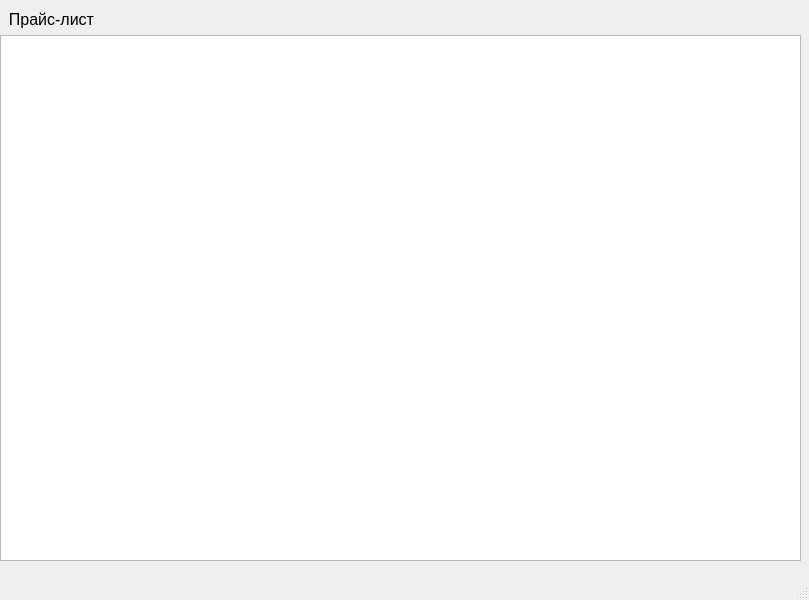
Old version of the form main/main.ui in the repository Tmb60/git_project_1.
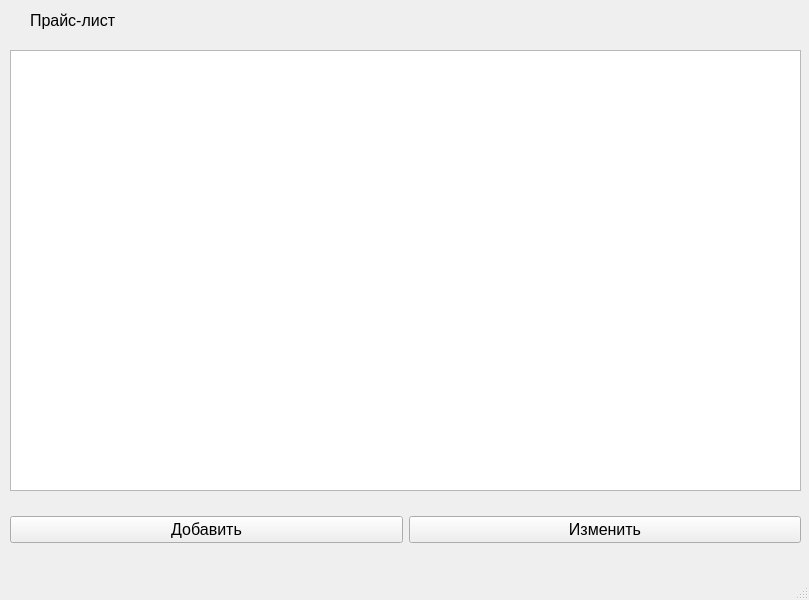
New version of the form.

Diff of the .ui file:
```diff
--- a/main/main.ui
+++ b/main/main.ui
@@ -14,33 +14,70 @@
    <string>MainWindow</string>
   </property>
   <widget class="QWidget" name="central_widget">
-   <widget class="QWidget" name="verticalLayoutWidget">
+   <widget class="QTableWidget" name="table">
     <property name="geometry">
      <rect>
-      <x>0</x>
-      <y>10</y>
-      <width>801</width>
-      <height>551</height>
+      <x>10</x>
+      <y>50</y>
+      <width>791</width>
+      <height>441</height>
      </rect>
     </property>
-    <layout class="QVBoxLayout" name="layout">
+   </widget>
+   <widget class="QWidget" name="horizontalLayoutWidget">
+    <property name="geometry">
+     <rect>
+      <x>10</x>
+      <y>490</y>
+      <width>791</width>
+      <height>80</height>
+     </rect>
+    </property>
+    <layout class="QHBoxLayout" name="horizontalLayout">
      <item>
-      <widget class="QLabel" name="label">
+      <widget class="QPushButton" name="addButton">
        <property name="font">
         <font>
          <pointsize>12</pointsize>
         </font>
        </property>
        <property name="text">
-        <string>  Прайс-лист</string>
+        <string>Добавить</string>
        </property>
       </widget>
      </item>
      <item>
-      <widget class="QTableWidget" name="table"/>
+      <widget class="QPushButton" name="updateButton">
+       <property name="font">
+        <font>
+         <pointsize>12</pointsize>
+        </font>
+       </property>
+       <property name="text">
+        <string>Изменить</string>
+       </property>
+      </widget>
      </item>
     </layout>
    </widget>
+   <widget class="QLabel" name="label">
+    <property name="geometry">
+     <rect>
+      <x>30</x>
+      <y>10</y>
+      <width>181</width>
+      <height>21</height>
+     </rect>
+    </property>
+    <property name="font">
+     <font>
+      <pointsize>12</pointsize>
+     </font>
+    </property>
+    <property name="text">
+     <string>Прайс-лист</string>
+    </property>
+   </widget>
   </widget>
   <widget class="QMenuBar" name="menubar">
    <property name="geometry">
```
